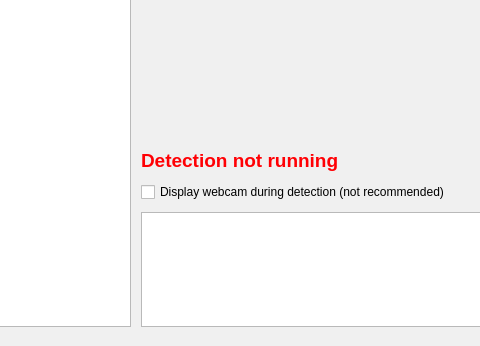
Above: src/mainwindow.ui from UFOID/UFO-Detector before the change; both pictures show x 139 to 619 and y 244 to 590 of the 1060 by 590 pixel window. Below: the same form after it.
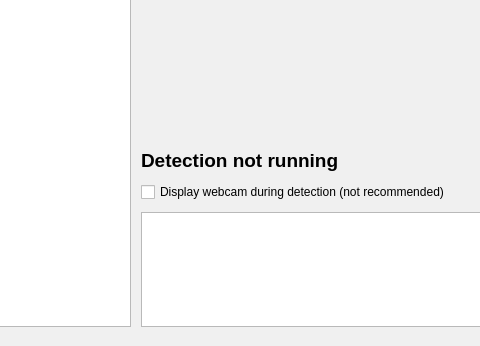
That is the form after the change.

What changed in the file:
```diff
--- a/src/mainwindow.ui
+++ b/src/mainwindow.ui
@@ -589,7 +589,7 @@
             </font>
            </property>
            <property name="text">
-            <string>&lt;html&gt;&lt;head/&gt;&lt;body&gt;&lt;p&gt;&lt;span style=&quot; color:#ff0004;&quot;&gt;Detection not running&lt;/span&gt;&lt;/p&gt;&lt;/body&gt;&lt;/html&gt;</string>
+            <string>Detection not running</string>
            </property>
           </widget>
          </item>
```
Left out of the diff: 6 changed lines with no effect on the pictures.
